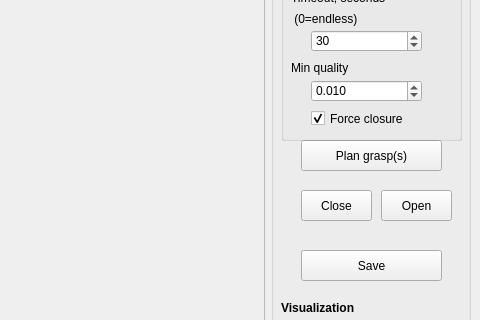
Old version of the form GraspPlanning/examples/GraspPlanner/GraspPlanner.ui in the repository softbankrobotics-research/Simox; both pictures show x 599 to 1079 and y 159 to 479 of the 1079 by 819 pixel window.
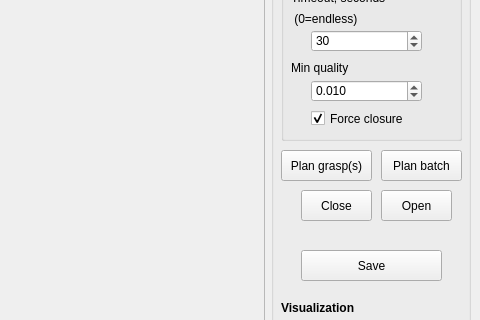
New version of the form.

Commit message: added batch planning to generic grasp planner

```diff
--- a/GraspPlanning/examples/GraspPlanner/GraspPlanner.ui
+++ b/GraspPlanning/examples/GraspPlanner/GraspPlanner.ui
@@ -110,9 +110,9 @@
       <widget class="QPushButton" name="pushButtonPlan">
        <property name="geometry">
         <rect>
-         <x>30</x>
-         <y>290</y>
-         <width>141</width>
+         <x>10</x>
+         <y>300</y>
+         <width>91</width>
          <height>31</height>
         </rect>
        </property>
@@ -326,6 +326,19 @@
         <string>Highlight</string>
        </property>
       </widget>
+      <widget class="QPushButton" name="pushButtonPlanBatch">
+       <property name="geometry">
+        <rect>
+         <x>110</x>
+         <y>300</y>
+         <width>81</width>
+         <height>31</height>
+        </rect>
+       </property>
+       <property name="text">
+        <string>Plan batch</string>
+       </property>
+      </widget>
      </widget>
     </item>
    </layout>
```
Left out of the diff: 2 changed lines with no effect on the pictures. The commit also changes 2 other files.
